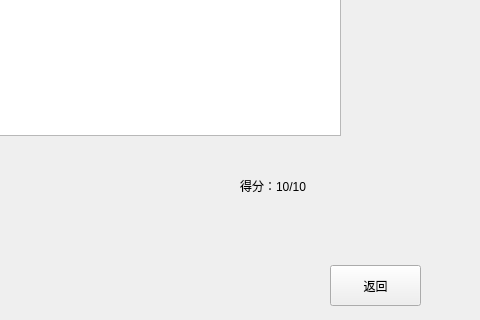
The window that ui/SubjectiveItemQuiz.ui (Harahan/BUAA-python-programming-2022-summer) describes before a commit, drawn with Qt 5; both pictures show x 720 to 1200 and y 435 to 755 of the 1200 by 755 pixel window.
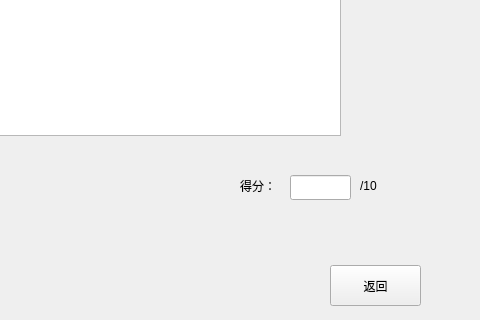
The same window after the commit.

```diff
--- a/ui/SubjectiveItemQuiz.ui
+++ b/ui/SubjectiveItemQuiz.ui
@@ -143,7 +143,7 @@
     <rect>
      <x>960</x>
      <y>600</y>
-     <width>131</width>
+     <width>71</width>
      <height>41</height>
     </rect>
    </property>
@@ -151,7 +151,7 @@
     <string notr="true">font: 75 10pt &quot;Consolas&quot; rgb(241, 255, 235);</string>
    </property>
    <property name="text">
-    <string>得分：10/10</string>
+    <string>得分：</string>
    </property>
   </widget>
   <widget class="QLabel" name="myAnswerLabel">
@@ -239,6 +239,38 @@
     <string notr="true">font: 75 10pt &quot;Consolas&quot; rgb(241, 255, 235);</string>
    </property>
   </widget>
+  <widget class="QLineEdit" name="lineEdit">
+   <property name="geometry">
+    <rect>
+     <x>1010</x>
+     <y>610</y>
+     <width>61</width>
+     <height>25</height>
+    </rect>
+   </property>
+   <property name="styleSheet">
+    <string notr="true">font: 75 10pt &quot;Consolas&quot; rgb(241, 255, 235);</string>
+   </property>
+   <property name="text">
+    <string/>
+   </property>
+  </widget>
+  <widget class="QLabel" name="totScoreLabel">
+   <property name="geometry">
+    <rect>
+     <x>1080</x>
+     <y>600</y>
+     <width>71</width>
+     <height>41</height>
+    </rect>
+   </property>
+   <property name="styleSheet">
+    <string notr="true">font: 75 10pt &quot;Consolas&quot; rgb(241, 255, 235);</string>
+   </property>
+   <property name="text">
+    <string>/10</string>
+   </property>
+  </widget>
  </widget>
  <resources/>
  <connections/>
```
